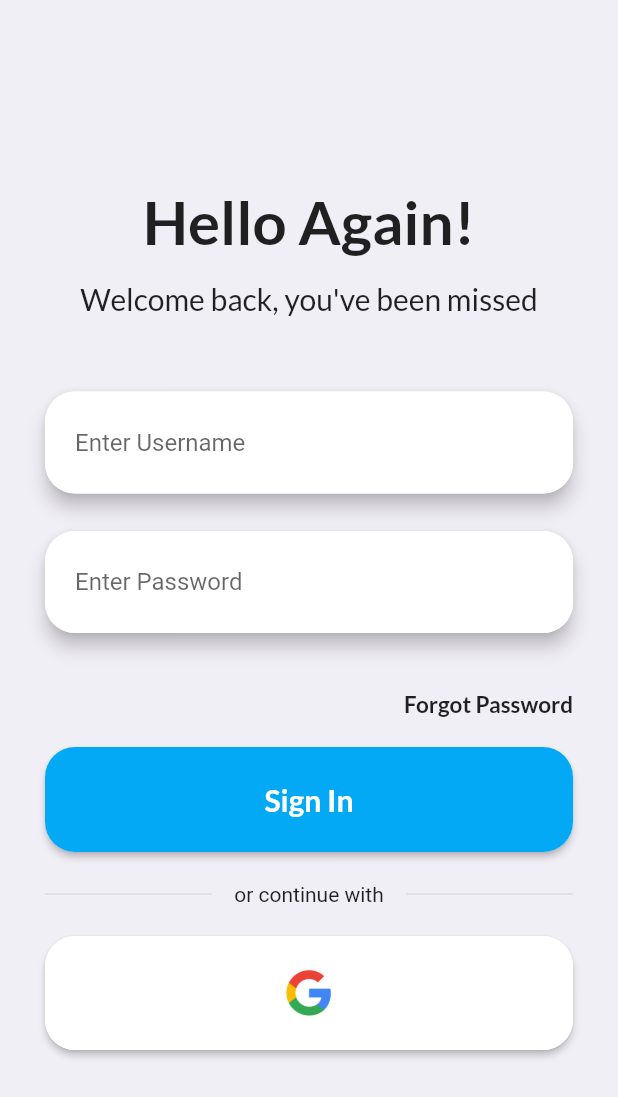
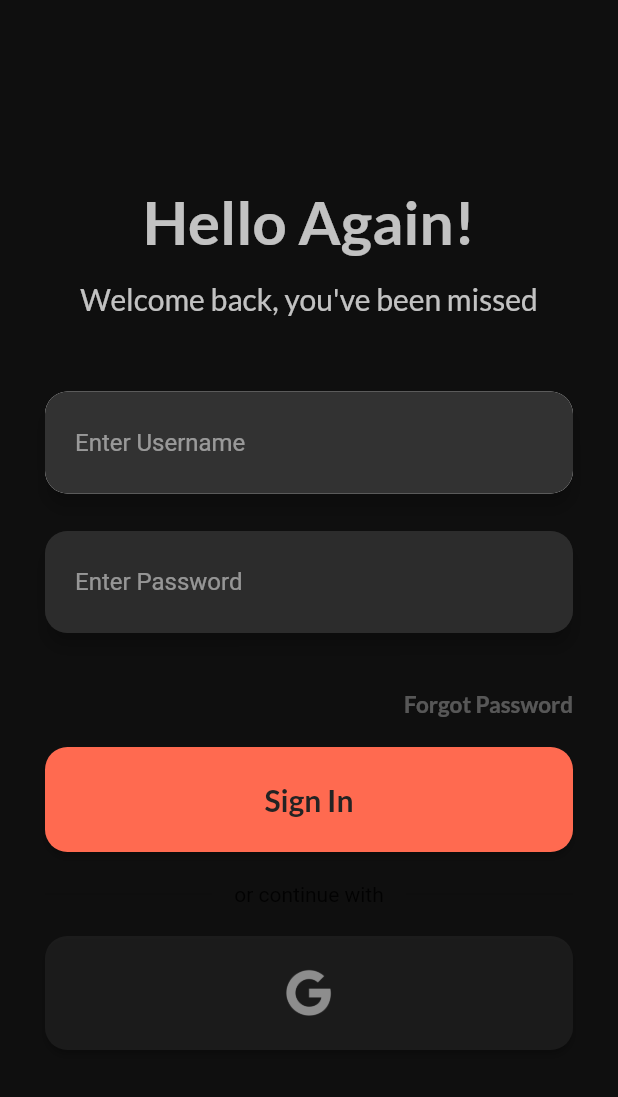
Before and after one commit to yousuf-4594/Blink-Employee, a Flutter app: the screen it shows after launch, on a phone screen of 412 x 824 dp. Shown: the top 1097 px of the screen. Run offline on Flutter 3.47's test engine with Material 2 defaults, Android fonts, the phone set to English and light mode, and no system bars; drawn by our look-alikes of animated_text_kit; our stand-ins replace fl_chart, flutter_slidable, google_fonts, google_nav_bar, smooth_page_indicator; missing offline and left inert: mysql_client.

Commit message:
finalised customers app

```diff
--- a/lib/components/large_button.dart
+++ b/lib/components/large_button.dart
@@ -1,4 +1,6 @@
 import 'package:flutter/material.dart';
+
+import 'package:food_delivery_restraunt/classes/UiColor.dart';
 
 class LargeButton extends StatefulWidget {
   final Color color;
@@ -20,14 +22,15 @@ class _LargeButtonState extends State<LargeButton> {
   @override
   Widget build(BuildContext context) {
     return Material(
-      borderRadius: BorderRadius.circular(20),
+      color: ui.val(2).withOpacity(0.3),
+      borderRadius: BorderRadius.circular(15),
       elevation: 2,
       child: TextButton(
         onPressed: widget.onPressed,
         style: TextButton.styleFrom(
           backgroundColor: widget.color,
           shape: RoundedRectangleBorder(
-            borderRadius: BorderRadius.circular(20),
+            borderRadius: BorderRadius.circular(15),
           ),
         ),
         child: Container(
--- a/lib/components/password_text_field.dart
+++ b/lib/components/password_text_field.dart
@@ -1,4 +1,5 @@
 import 'package:flutter/material.dart';
+import 'package:food_delivery_restraunt/classes/UiColor.dart';
 
 class PasswordTextField extends StatelessWidget {
   final String hintText;
@@ -9,21 +10,28 @@ class PasswordTextField extends StatelessWidget {
   Widget build(BuildContext context) {
     return Material(
       elevation: 5,
-      borderRadius: BorderRadius.circular(20),
+      color: ui.val(2).withOpacity(0.6),
+      borderRadius: BorderRadius.circular(15),
       child: Container(
         padding: const EdgeInsets.symmetric(
           horizontal: 20,
           vertical: 10,
         ),
         decoration: BoxDecoration(
-          color: Colors.white,
-          borderRadius: BorderRadius.circular(20),
+          color: ui.val(2).withOpacity(0.6),
+          borderRadius: BorderRadius.circular(15),
         ),
         child: TextField(
           obscureText: true,
           decoration: InputDecoration(
             hintText: this.hintText,
+            hintStyle: TextStyle(
+              color: ui.val(4).withOpacity(0.5),
+            ),
             border: InputBorder.none,
+            labelStyle: TextStyle(
+              color: ui.val(4).withOpacity(0.5),
+            ),
           ),
           onChanged: onChange,
         ),
--- a/lib/components/plain_text_field.dart
+++ b/lib/components/plain_text_field.dart
@@ -1,4 +1,6 @@
 import 'package:flutter/material.dart';
+
+import 'package:food_delivery_restraunt/classes/UiColor.dart';
 
 class PlainTextField extends StatelessWidget {
   final String hintText;
@@ -9,20 +11,29 @@ class PlainTextField extends StatelessWidget {
   Widget build(BuildContext context) {
     return Material(
       elevation: 5,
-      borderRadius: BorderRadius.circular(20),
+      borderRadius: BorderRadius.circular(15),
       child: Container(
         padding: EdgeInsets.symmetric(
           horizontal: 20,
           vertical: 10,
         ),
         decoration: BoxDecoration(
-          color: Colors.white,
-          borderRadius: BorderRadius.circular(20),
+          color: ui.val(2),
+          borderRadius: BorderRadius.circular(15),
         ),
         child: TextField(
+          style: TextStyle(
+            color: ui.val(4),
+          ),
           decoration: InputDecoration(
             hintText: this.hintText,
+            hintStyle: TextStyle(
+              color: ui.val(4).withOpacity(0.5),
+            ),
             border: InputBorder.none,
+            labelStyle: TextStyle(
+              color: ui.val(4).withOpacity(0.5),
+            ),
           ),
           onChanged: onChange,
         ),
--- a/lib/screens/login_screen.dart
+++ b/lib/screens/login_screen.dart
@@ -11,6 +11,8 @@ import 'package:food_delivery_restraunt/user.dart';
 import 'package:mysql_client/mysql_client.dart';
 import 'package:food_delivery_restraunt/classes/restaurant.dart';
 import 'package:food_delivery_restraunt/arguments/home_screen_arguments.dart';
+import 'package:food_delivery_restraunt/classes/UiColor.dart';
+import 'package:flutter/services.dart';
 
 class LoginScreen extends StatefulWidget {
   static const id = 'login_screen';
@@ -70,9 +72,13 @@ class _LoginScreenState extends State<LoginScreen> {
 
   @override
   Widget build(BuildContext context) {
+    SystemChrome.setSystemUIOverlayStyle(SystemUiOverlayStyle(
+      systemNavigationBarColor: ui.val(0),
+      statusBarColor: ui.val(0),
+    ));
     return Scaffold(
       resizeToAvoidBottomInset: false,
-      backgroundColor: Color(0xfff1eff6),
+      backgroundColor: ui.val(0),
       body: SafeArea(
         child: Form(
           child: Container(
@@ -92,6 +98,7 @@ class _LoginScreenState extends State<LoginScreen> {
                         textStyle: TextStyle(
                           fontWeight: FontWeight.bold,
                           fontSize: 40,
+                          color: ui.val(4),
                         ),
                       ),
                     ),
@@ -106,6 +113,7 @@ class _LoginScreenState extends State<LoginScreen> {
                   style: GoogleFonts.lato(
                     textStyle: TextStyle(
                       fontSize: 20,
+                      color: ui.val(4),
                     ),
                   ),
                 ),
@@ -149,6 +157,7 @@ class _LoginScreenState extends State<LoginScreen> {
                       textStyle: TextStyle(
                         fontWeight: FontWeight.bold,
                         fontSize: 15,
+                        color: ui.val(4).withOpacity(0.3),
                       ),
                     ),
                   ),
@@ -182,7 +191,7 @@ class _LoginScreenState extends State<LoginScreen> {
                       );
                     }
                   },
-                  color: Colors.lightBlue,
+                  color: ui.val(10),
                   verticalPadding: 15,
                   buttonChild: Text(
                     'Sign In',
@@ -191,7 +200,7 @@ class _LoginScreenState extends State<LoginScreen> {
                       textStyle: TextStyle(
                         fontWeight: FontWeight.bold,
                         fontSize: 20,
-                        color: Colors.white,
+                        color: ui.val(1),
                       ),
                     ),
                   ),
@@ -223,11 +232,12 @@ class _LoginScreenState extends State<LoginScreen> {
                 ),
                 LargeButton(
                   onPressed: () {},
-                  color: Colors.white,
+                  color: ui.val(1).withOpacity(0.3),
                   verticalPadding: 10,
                   buttonChild: Image.asset(
                     'images/google.png',
                     height: 40,
+                    color: ui.val(4).withOpacity(0.5),
                   ),
                 )
               ],
```
